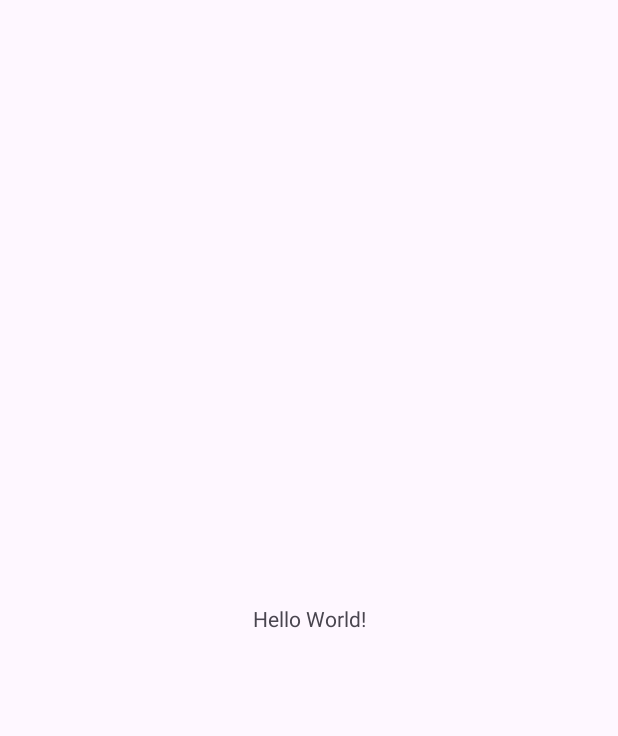
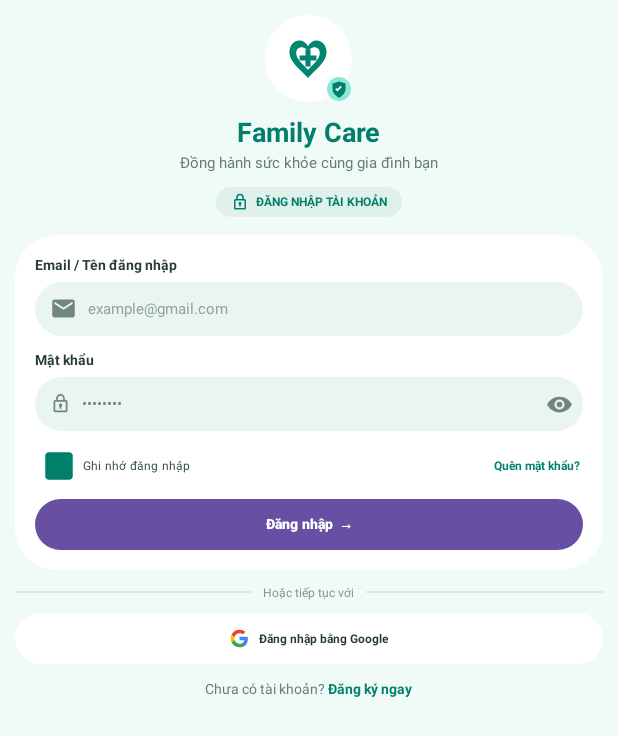
Before and after one commit to Dinh-Ng/FamilyCare, an Android app: the screen it shows after launch (MainActivity), on a phone screen of 412 x 824 dp. Before the commit the part shown is almost empty. Shown: the top 736 px of the screen. Run offline under Robolectric (Android 15) with nearby library versions, the phone set to English and light mode, and no system bars.

Commit message:
Update Login Screen

```diff
--- a/app/src/main/java/com/familycare/MainActivity.kt
+++ b/app/src/main/java/com/familycare/MainActivity.kt
@@ -10,7 +10,7 @@ class MainActivity : AppCompatActivity() {
     override fun onCreate(savedInstanceState: Bundle?) {
         super.onCreate(savedInstanceState)
         enableEdgeToEdge()
-        setContentView(R.layout.activity_main)
+        setContentView(R.layout.login)
         ViewCompat.setOnApplyWindowInsetsListener(findViewById(R.id.main)) { v, insets ->
             val systemBars = insets.getInsets(WindowInsetsCompat.Type.systemBars())
             v.setPadding(systemBars.left, systemBars.top, systemBars.right, systemBars.bottom)
--- /dev/null
+++ b/app/src/main/res/drawable/bg_google_button.xml
@@ -0,0 +1 @@
+<?xml version="1.0" encoding="utf-8"?><shape xmlns:android="http://schemas.android.com/apk/res/android" android:shape="rectangle"><solid android:color="#FFFFFF"/><corners android:radius="24dp"/></shape>
--- /dev/null
+++ b/app/src/main/res/drawable/bg_input.xml
@@ -0,0 +1 @@
+<?xml version="1.0" encoding="utf-8"?><shape xmlns:android="http://schemas.android.com/apk/res/android" android:shape="rectangle"><solid android:color="#EAF5F1"/><corners android:radius="24dp"/></shape>
--- /dev/null
+++ b/app/src/main/res/drawable/bg_login_badge.xml
@@ -0,0 +1 @@
+<?xml version="1.0" encoding="utf-8"?><shape xmlns:android="http://schemas.android.com/apk/res/android" android:shape="rectangle"><solid android:color="#E0F0EA"/><corners android:radius="16dp"/></shape>
--- /dev/null
+++ b/app/src/main/res/drawable/bg_login_card.xml
@@ -0,0 +1 @@
+<?xml version="1.0" encoding="utf-8"?><shape xmlns:android="http://schemas.android.com/apk/res/android" android:shape="rectangle"><solid android:color="#FFFFFF"/><corners android:radius="28dp"/></shape>
--- /dev/null
+++ b/app/src/main/res/drawable/bg_logo_circle.xml
@@ -0,0 +1 @@
+<?xml version="1.0" encoding="utf-8"?><shape xmlns:android="http://schemas.android.com/apk/res/android" android:shape="oval"><solid android:color="#FFFFFF"/></shape>
--- /dev/null
+++ b/app/src/main/res/drawable/bg_primary_button.xml
@@ -0,0 +1 @@
+<?xml version="1.0" encoding="utf-8"?><shape xmlns:android="http://schemas.android.com/apk/res/android" android:shape="rectangle"><solid android:color="#0D806D"/><corners android:radius="24dp"/></shape>
--- /dev/null
+++ b/app/src/main/res/drawable/bg_screen_border.xml
@@ -0,0 +1 @@
+<?xml version="1.0" encoding="utf-8"?><shape xmlns:android="http://schemas.android.com/apk/res/android" android:shape="rectangle"><solid android:color="#F0FBF7"/><stroke android:width="3dp" android:color="#6655F5"/><corners android:radius="10dp"/></shape>
--- /dev/null
+++ b/app/src/main/res/drawable/ic_badge_lock.xml
@@ -0,0 +1 @@
+<?xml version="1.0" encoding="utf-8"?><vector xmlns:android="http://schemas.android.com/apk/res/android" android:width="12dp" android:height="12dp" android:viewportWidth="24" android:viewportHeight="24"><path android:fillColor="#007F6B" android:pathData="M18,8h-1V6a5,5 0,0 0,-10 0v2H6c-1.1,0 -2,0.9 -2,2v10c0,1.1 0.9,2 2,2h12c1.1,0 2,-0.9 2,-2V10c0,-1.1 -0.9,-2 -2,-2zM9,6a3,3 0,0 1,6 0v2H9zM18,20H6V10h12zM12,12a2,2 0,0 0,-1 3.7V18h2v-2.3A2,2 0,0 0,12 12z"/></vector>
--- /dev/null
+++ b/app/src/main/res/drawable/ic_email.xml
@@ -0,0 +1 @@
+<?xml version="1.0" encoding="utf-8"?><vector xmlns:android="http://schemas.android.com/apk/res/android" android:width="18dp" android:height="18dp" android:viewportWidth="24" android:viewportHeight="24"><path android:fillColor="#70877F" android:pathData="M20,4H4c-1.1,0 -2,0.9 -2,2v12c0,1.1 0.9,2 2,2h16c1.1,0 2,-0.9 2,-2V6c0,-1.1 -0.9,-2 -2,-2zM20,8l-8,5 -8,-5V6l8,5 8,-5z"/></vector>
--- /dev/null
+++ b/app/src/main/res/drawable/ic_eye.xml
@@ -0,0 +1 @@
+<?xml version="1.0" encoding="utf-8"?><vector xmlns:android="http://schemas.android.com/apk/res/android" android:width="18dp" android:height="18dp" android:viewportWidth="24" android:viewportHeight="24"><path android:fillColor="#70877F" android:pathData="M12,5c-5,0 -9.3,3.1 -11,7 1.7,3.9 6,7 11,7s9.3,-3.1 11,-7c-1.7,-3.9 -6,-7 -11,-7zM12,16.5a4.5,4.5 0,1 1,0 -9a4.5,4.5 0,0 1,0 9zM12,14.5a2.5,2.5 0,1 0,0 -5a2.5,2.5 0,0 0,0 5z"/></vector>
--- /dev/null
+++ b/app/src/main/res/drawable/ic_family_care.xml
@@ -0,0 +1 @@
+<?xml version="1.0" encoding="utf-8"?><vector xmlns:android="http://schemas.android.com/apk/res/android" android:width="38dp" android:height="38dp" android:viewportWidth="32" android:viewportHeight="32"><path android:fillColor="#00866F" android:pathData="M16,28C13,24 5,19 5,12.5 5,5.5 13,3 16,9c3,-6 11,-3.5 11,3.5 0,6.5 -8,11.5 -11,15.5z"/><path android:fillColor="#FFFFFF" android:pathData="M16,23c-2.5,-3 -7,-6.2 -7,-10 0,-3.8 4.6,-4.8 7,-1.1 2.4,-3.7 7,-2.7 7,1.1 0,3.8 -4.5,7 -7,10z"/><path android:fillColor="#00866F" android:pathData="M14.5,11h3v3.5H21v3h-3.5V21h-3v-3.5H11v-3h3.5z"/></vector>
--- /dev/null
+++ b/app/src/main/res/drawable/ic_google_g.xml
@@ -0,0 +1 @@
+<?xml version="1.0" encoding="utf-8"?><vector xmlns:android="http://schemas.android.com/apk/res/android" android:width="20dp" android:height="20dp" android:viewportWidth="24" android:viewportHeight="24"><path android:fillColor="#4285F4" android:pathData="M21.6,12.2c0,-0.7 -0.1,-1.4 -0.2,-2.1H12v4h5.4c-0.2,1.3 -0.9,2.4 -2,3.1v2.6h3.3c1.9,-1.8 2.9,-4.4 2.9,-7.6z"/><path android:fillColor="#34A853" android:pathData="M12,22c2.7,0 5,-0.9 6.7,-2.4l-3.3,-2.6c-0.9,0.6 -2,1 -3.4,1 -2.6,0 -4.8,-1.8 -5.6,-4.2H3v2.7C4.7,19.8 8.1,22 12,22z"/><path android:fillColor="#FBBC05" android:pathData="M6.4,13.8c-0.2,-0.6 -0.4,-1.2 -0.4,-1.8s0.1,-1.2 0.4,-1.8V7.5H3C2.3,8.9 2,10.4 2,12s0.4,3.1 1,4.5z"/><path android:fillColor="#EA4335" android:pathData="M12,6c1.5,0 2.8,0.5 3.8,1.5l2.9,-2.9C17,2.9 14.7,2 12,2 8.1,2 4.7,4.2 3,7.5l3.4,2.7C7.2,7.8 9.4,6 12,6z"/></vector>
--- /dev/null
+++ b/app/src/main/res/drawable/ic_input_lock.xml
@@ -0,0 +1 @@
+<?xml version="1.0" encoding="utf-8"?><vector xmlns:android="http://schemas.android.com/apk/res/android" android:width="14dp" android:height="14dp" android:viewportWidth="24" android:viewportHeight="24"><path android:fillColor="#70877F" android:pathData="M18,8h-1V6a5,5 0,0 0,-10 0v2H6c-1.1,0 -2,0.9 -2,2v10c0,1.1 0.9,2 2,2h12c1.1,0 2,-0.9 2,-2V10c0,-1.1 -0.9,-2 -2,-2zM9,6a3,3 0,0 1,6 0v2H9zM18,20H6V10h12zM12,12a2,2 0,0 0,-1 3.7V18h2v-2.3A2,2 0,0 0,12 12z"/></vector>
--- /dev/null
+++ b/app/src/main/res/drawable/ic_verified_badge.xml
@@ -0,0 +1 @@
+<?xml version="1.0" encoding="utf-8"?><vector xmlns:android="http://schemas.android.com/apk/res/android" android:width="18dp" android:height="18dp" android:viewportWidth="24" android:viewportHeight="24"><path android:fillColor="#8AE8D6" android:pathData="M12,1a11,11 0,1 0,0 22a11,11 0,1 0,0 -22"/><path android:fillColor="#007F6B" android:pathData="M12,5l6,2v4.5c0,4 -2.6,6.6 -6,8.5 -3.4,-1.9 -6,-4.5 -6,-8.5V7z"/><path android:fillColor="#FFFFFF" android:pathData="M10.5,14.2l-2,-2 1.1,-1.1 0.9,0.9 3,-3 1.1,1.1z"/></vector>
--- /dev/null
+++ b/app/src/main/res/layout/login.xml
@@ -0,0 +1,304 @@
+<?xml version="1.0" encoding="utf-8"?>
+<FrameLayout xmlns:android="http://schemas.android.com/apk/res/android"
+    xmlns:app="http://schemas.android.com/apk/res-auto"
+    xmlns:tools="http://schemas.android.com/tools"
+    android:id="@+id/main"
+    android:layout_width="match_parent"
+    android:layout_height="match_parent"
+    android:background="@drawable/bg_screen_border"
+    android:padding="4dp"
+    tools:context=".MainActivity">
+
+    <ScrollView
+        android:layout_width="match_parent"
+        android:layout_height="match_parent"
+        android:background="#F0FBF7"
+        android:fillViewport="true"
+        android:overScrollMode="never"
+        android:scrollbars="none">
+
+        <LinearLayout
+            android:layout_width="match_parent"
+            android:layout_height="wrap_content"
+            android:gravity="center_horizontal"
+            android:orientation="vertical"
+            android:paddingStart="10dp"
+            android:paddingTop="10dp"
+            android:paddingEnd="10dp"
+            android:paddingBottom="12dp">
+
+            <FrameLayout
+                android:layout_width="58dp"
+                android:layout_height="58dp"
+                android:background="@drawable/bg_logo_circle">
+
+                <ImageView
+                    android:layout_width="36dp"
+                    android:layout_height="36dp"
+                    android:layout_gravity="center"
+                    android:contentDescription="Family Care"
+                    android:src="@drawable/ic_family_care" />
+
+                <ImageView
+                    android:layout_width="17dp"
+                    android:layout_height="17dp"
+                    android:layout_gravity="bottom|end"
+                    android:contentDescription="Verified"
+                    android:src="@drawable/ic_verified_badge" />
+            </FrameLayout>
+
+            <TextView
+                android:layout_width="wrap_content"
+                android:layout_height="wrap_content"
+                android:layout_marginTop="7dp"
+                android:text="Family Care"
+                android:textColor="#007F6B"
+                android:textSize="18sp"
+                android:textStyle="bold" />
+
+            <TextView
+                android:layout_width="wrap_content"
+                android:layout_height="wrap_content"
+                android:layout_marginTop="1dp"
+                android:gravity="center"
+                android:text="Đồng hành sức khỏe cùng gia đình bạn"
+                android:textColor="#647C75"
+                android:textSize="10sp" />
+
+            <TextView
+                android:layout_width="wrap_content"
+                android:layout_height="wrap_content"
+                android:layout_marginTop="9dp"
+                android:background="@drawable/bg_login_badge"
+                android:drawableStart="@drawable/ic_badge_lock"
+                android:drawablePadding="4dp"
+                android:gravity="center"
+                android:paddingStart="10dp"
+                android:paddingTop="4dp"
+                android:paddingEnd="10dp"
+                android:paddingBottom="4dp"
+                android:text="ĐĂNG NHẬP TÀI KHOẢN"
+                android:textColor="#007F6B"
+                android:textSize="8sp"
+                android:textStyle="bold" />
+
+            <LinearLayout
+                android:layout_width="match_parent"
+                android:layout_height="wrap_content"
+                android:layout_marginTop="12dp"
+                android:background="@drawable/bg_login_card"
+                android:orientation="vertical"
+                android:padding="13dp">
+
+                <TextView
+                    android:layout_width="wrap_content"
+                    android:layout_height="wrap_content"
+                    android:text="Email / Tên đăng nhập"
+                    android:textColor="#263B35"
+                    android:textSize="9sp"
+                    android:textStyle="bold" />
+
+                <EditText
+                    android:id="@+id/edtEmail"
+                    android:layout_width="match_parent"
+                    android:layout_height="36dp"
+                    android:layout_marginTop="5dp"
+                    android:background="@drawable/bg_input"
+                    android:drawableStart="@drawable/ic_email"
+                    android:drawablePadding="7dp"
+                    android:hint="example@gmail.com"
+                    android:autofillHints="emailAddress"
+                    android:inputType="textEmailAddress"
+                    android:paddingStart="10dp"
+                    android:paddingEnd="10dp"
+                    android:singleLine="true"
+                    android:textColor="#263B35"
+                    android:textColorHint="#91A59E"
+                    android:textSize="10sp" />
+
+                <TextView
+                    android:layout_width="wrap_content"
+                    android:layout_height="wrap_content"
+                    android:layout_marginTop="9dp"
+                    android:text="Mật khẩu"
+                    android:textColor="#263B35"
+                    android:textSize="9sp"
+                    android:textStyle="bold" />
+
+                <LinearLayout
+                    android:layout_width="match_parent"
+                    android:layout_height="36dp"
+                    android:layout_marginTop="5dp"
+                    android:background="@drawable/bg_input"
+                    android:gravity="center_vertical"
+                    android:orientation="horizontal">
+
+                    <EditText
+                        android:id="@+id/edtPassword"
+                        android:layout_width="0dp"
+                        android:layout_height="match_parent"
+                        android:layout_weight="1"
+                        android:background="@android:color/transparent"
+                        android:drawableStart="@drawable/ic_input_lock"
+                        android:drawablePadding="7dp"
+                        android:hint="••••••••"
+                        android:autofillHints="password"
+                        android:inputType="textPassword"
+                        android:paddingStart="10dp"
+                        android:paddingEnd="4dp"
+                        android:singleLine="true"
+                        android:textColor="#263B35"
+                        android:textColorHint="#71877F"
+                        android:textSize="10sp" />
+
+                    <ImageButton
+                        android:id="@+id/btnTogglePassword"
+                        android:layout_width="32dp"
+                        android:layout_height="match_parent"
+                        android:background="@android:color/transparent"
+                        android:contentDescription="Hiện hoặc ẩn mật khẩu"
+                        android:padding="8dp"
+                        android:src="@drawable/ic_eye"
+                        app:tint="#70877F" />
+                </LinearLayout>
+
+                <LinearLayout
+                    android:layout_width="match_parent"
+                    android:layout_height="wrap_content"
+                    android:layout_marginTop="7dp"
+                    android:gravity="center_vertical"
+                    android:orientation="horizontal">
+
+                    <CheckBox
+                        android:id="@+id/cbRemember"
+                        android:layout_width="0dp"
+                        android:layout_height="wrap_content"
+                        android:layout_weight="1"
+                        android:buttonTint="#007F6B"
+                        android:checked="true"
+                        android:minHeight="0dp"
+                        android:minWidth="0dp"
+                        android:padding="0dp"
+                        android:text="Ghi nhớ đăng nhập"
+                        android:textColor="#354B44"
+                        android:textSize="8sp" />
+
+                    <TextView
+                        android:id="@+id/tvForgotPassword"
+                        android:layout_width="wrap_content"
+                        android:layout_height="wrap_content"
+                        android:paddingStart="4dp"
+                        android:paddingEnd="2dp"
+                        android:paddingTop="4dp"
+                        android:paddingBottom="4dp"
+                        android:text="Quên mật khẩu?"
+                        android:textColor="#007F6B"
+                        android:textSize="8sp"
+                        android:textStyle="bold" />
+                </LinearLayout>
+
+                <Button
+                    android:id="@+id/btnLogin"
+                    android:layout_width="match_parent"
+                    android:layout_height="34dp"
+                    android:layout_marginTop="6dp"
+                    android:background="@drawable/bg_primary_button"
+                    android:backgroundTint="#0D806D"
+                    android:minHeight="0dp"
+                    android:padding="0dp"
+                    android:text="Đăng nhập  →"
+                    android:textAllCaps="false"
+                    android:textColor="#FFFFFF"
+                    android:textSize="9sp"
+                    android:textStyle="bold" />
+            </LinearLayout>
+
+            <LinearLayout
+                android:layout_width="match_parent"
+                android:layout_height="wrap_content"
+                android:layout_marginTop="9dp"
+                android:gravity="center_vertical"
+                android:orientation="horizontal">
+
+                <View
+                    android:layout_width="0dp"
+                    android:layout_height="1dp"
+                    android:layout_weight="1"
+                    android:background="#D8E9E2" />
+
+                <TextView
+                    android:layout_width="wrap_content"
+                    android:layout_height="wrap_content"
+                    android:paddingStart="8dp"
+                    android:paddingEnd="8dp"
+                    android:text="Hoặc tiếp tục với"
+                    android:textColor="#81958D"
+                    android:textSize="8sp" />
+
+                <View
+                    android:layout_width="0dp"
+                    android:layout_height="1dp"
+                    android:layout_weight="1"
+                    android:background="#D8E9E2" />
+            </LinearLayout>
+
+            <FrameLayout
+                android:id="@+id/btnGoogle"
+                android:layout_width="match_parent"
+                android:layout_height="34dp"
+                android:layout_marginTop="8dp"
+                android:background="@drawable/bg_google_button"
+                android:clickable="true"
+                android:focusable="true"
+                android:foreground="?attr/selectableItemBackground">
+
+                <LinearLayout
+                    android:layout_width="wrap_content"
+                    android:layout_height="match_parent"
+                    android:layout_gravity="center"
+                    android:gravity="center"
+                    android:orientation="horizontal">
+
+                    <ImageView
+                        android:layout_width="14dp"
+                        android:layout_height="14dp"
+                        android:contentDescription="Google"
+                        android:src="@drawable/ic_google_g" />
+
+                    <TextView
+                        android:layout_width="wrap_content"
+                        android:layout_height="wrap_content"
+                        android:layout_marginStart="6dp"
+                        android:text="Đăng nhập bằng Google"
+                        android:textColor="#263B35"
+                        android:textSize="8sp"
+                        android:textStyle="bold" />
+                </LinearLayout>
+            </FrameLayout>
+
+            <LinearLayout
+                android:layout_width="wrap_content"
+                android:layout_height="wrap_content"
+                android:layout_marginTop="10dp"
+                android:gravity="center"
+                android:orientation="horizontal">
+
+                <TextView
+                    android:layout_width="wrap_content"
+                    android:layout_height="wrap_content"
+                    android:text="Chưa có tài khoản? "
+                    android:textColor="#657C74"
+                    android:textSize="9sp" />
+
+                <TextView
+                    android:id="@+id/tvRegister"
+                    android:layout_width="wrap_content"
+                    android:layout_height="wrap_content"
+                    android:text="Đăng ký ngay"
+                    android:textColor="#007F6B"
+                    android:textSize="9sp"
+                    android:textStyle="bold" />
+            </LinearLayout>
+        </LinearLayout>
+    </ScrollView>
+</FrameLayout>
```
